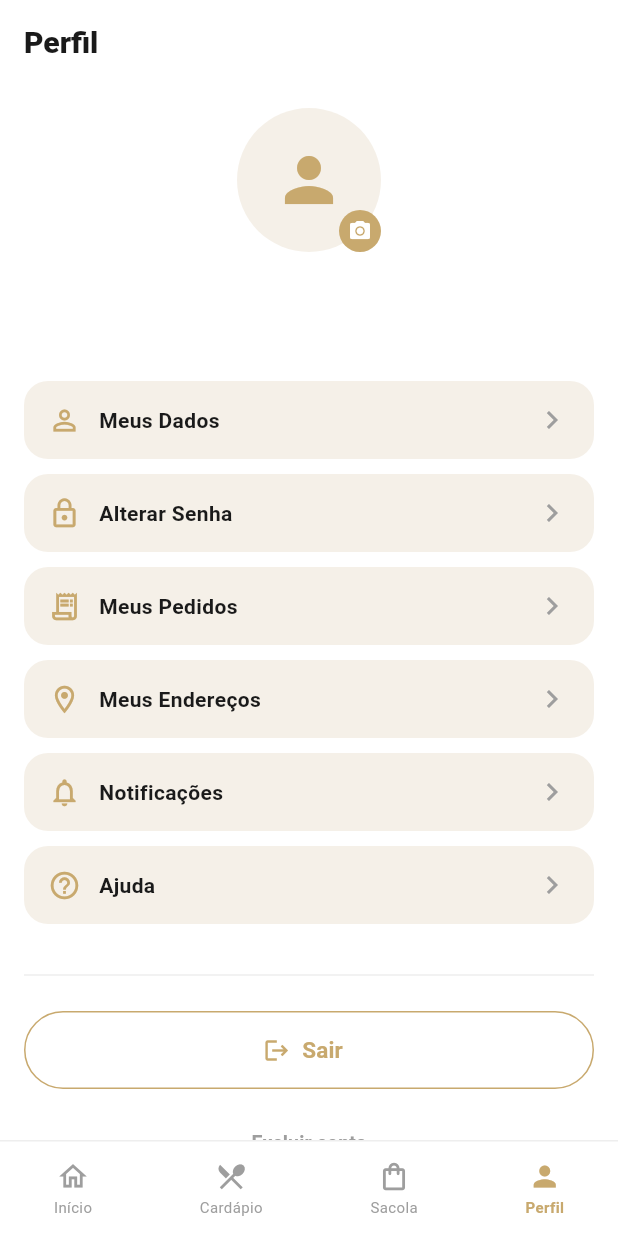
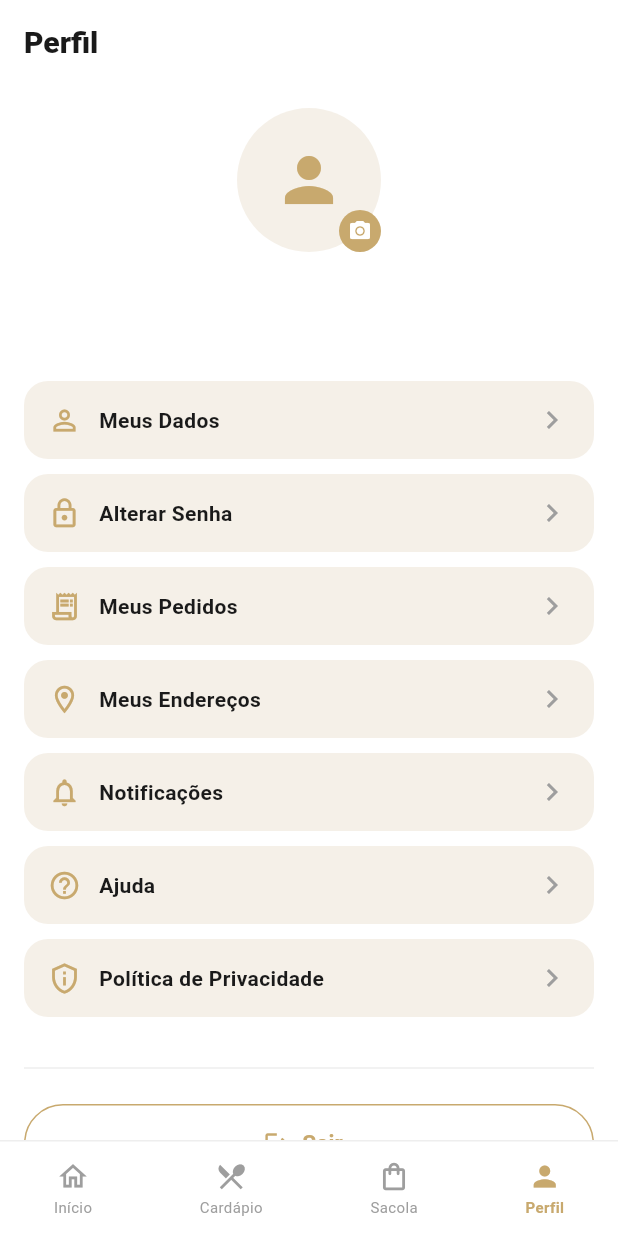
Before and after one commit to Murillohsakamoto/Caffeto, a Flutter app: the screen it shows once a user with an empty profile is signed in, item 4 of the bottom bar chosen, after a tap on "Ajuda", on a phone screen of 412 x 824 dp. Run offline on Flutter 3.47's test engine with Material 3 defaults, Android fonts, the phone set to English and light mode, and no system bars; our stand-ins replace cached_network_image, cloud_firestore, cloud_functions, firebase_auth, firebase_core, firebase_storage and 3 more; accounts and stored records are empty.

Commit message:
Move site and privacy policy to Firebase Hosting, link it in-app
The org's Claude workspace has link-sharing disabled for artifacts
("Anyone with the link" isn't an option, only within-org access) -
so the Claude-hosted privacy policy URL given to Mercado Pago and
meant for the store listings was never actually reachable by an
outside verifier/reviewer. Hosting both pages on Firebase Hosting
(already billed, already ours) fixes that for good:
  https://caffeto-a12fe.web.app/            - business site (for the
    Mercado Pago "Site" field during production credential activation)
  https://caffeto-a12fe.web.app/privacidade - privacy policy

Also added an in-app link to the privacy policy (Perfil > Política de
Privacidade) - required by both stores to be visible inside the app
itself, not just on the store listing, and there was none before.

Also fixes `flutter run` on this machine: the Android Gradle Plugin
refuses by default to build from a path with non-ASCII characters
(the project sits under "Área de Trabalho"), which `flutter build apk`
never tripped but `flutter run` did. android.overridePathCheck=true
disables that check - we've already validated debug/release builds
work fine from this path regardless.

Co-Authored-By: Claude Sonnet 5 <noreply@anthropic.com>

```diff
--- a/lib/perfil_screen.dart
+++ b/lib/perfil_screen.dart
@@ -6,6 +6,7 @@ import 'package:firebase_storage/firebase_storage.dart';
 import 'package:cached_network_image/cached_network_image.dart';
 import 'package:image_picker/image_picker.dart';
 import 'package:cloud_functions/cloud_functions.dart';
+import 'package:url_launcher/url_launcher.dart';
 import 'cozinha_screen.dart';
 import 'gerenciar_cardapio_screen.dart';
 import 'horarios_retirada_screen.dart';
@@ -246,6 +247,14 @@ class _PerfilScreenState extends State<PerfilScreen> {
             _buildOption(Icons.notifications_outlined, 'Notificações',
                 onTap: () {}),
             _buildOption(Icons.help_outline, 'Ajuda', onTap: () {}),
+            _buildOption(
+              Icons.privacy_tip_outlined,
+              'Política de Privacidade',
+              onTap: () => launchUrl(
+                Uri.parse('https://caffeto-a12fe.web.app/privacidade'),
+                mode: LaunchMode.externalApplication,
+              ),
+            ),
             if (_isAdmin || _isCozinha)
               _buildOption(
                 Icons.soup_kitchen_outlined,
```
Also changed, not shown: firebase.json, hosting/public/mark.png (added), 4 other files.
